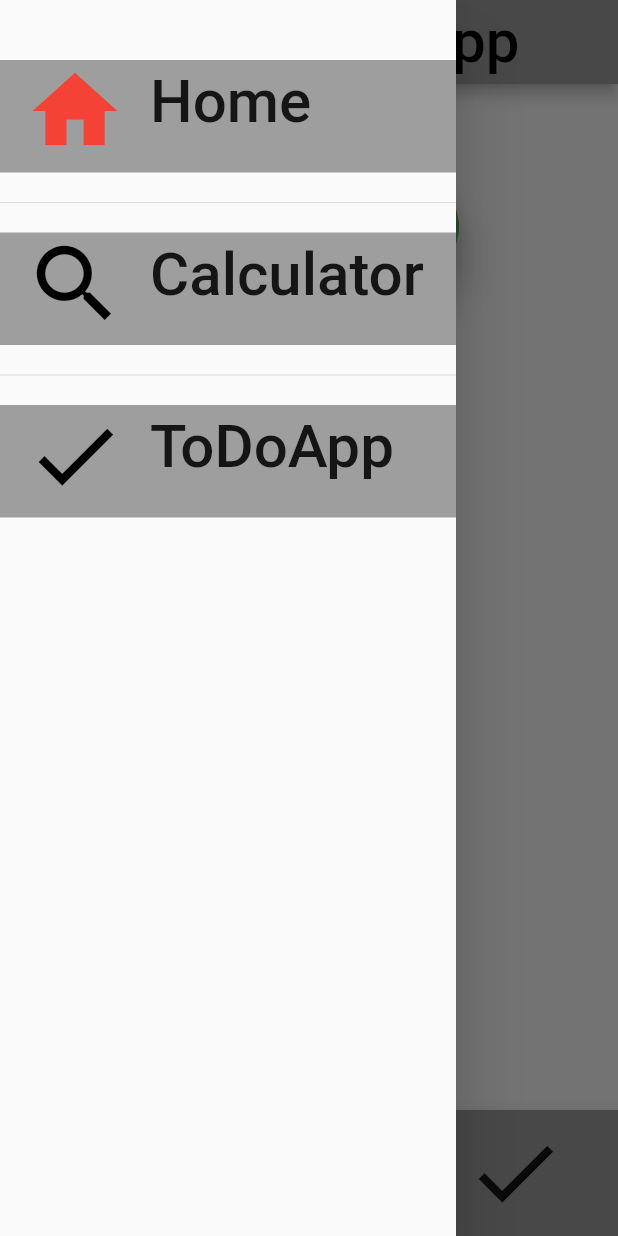
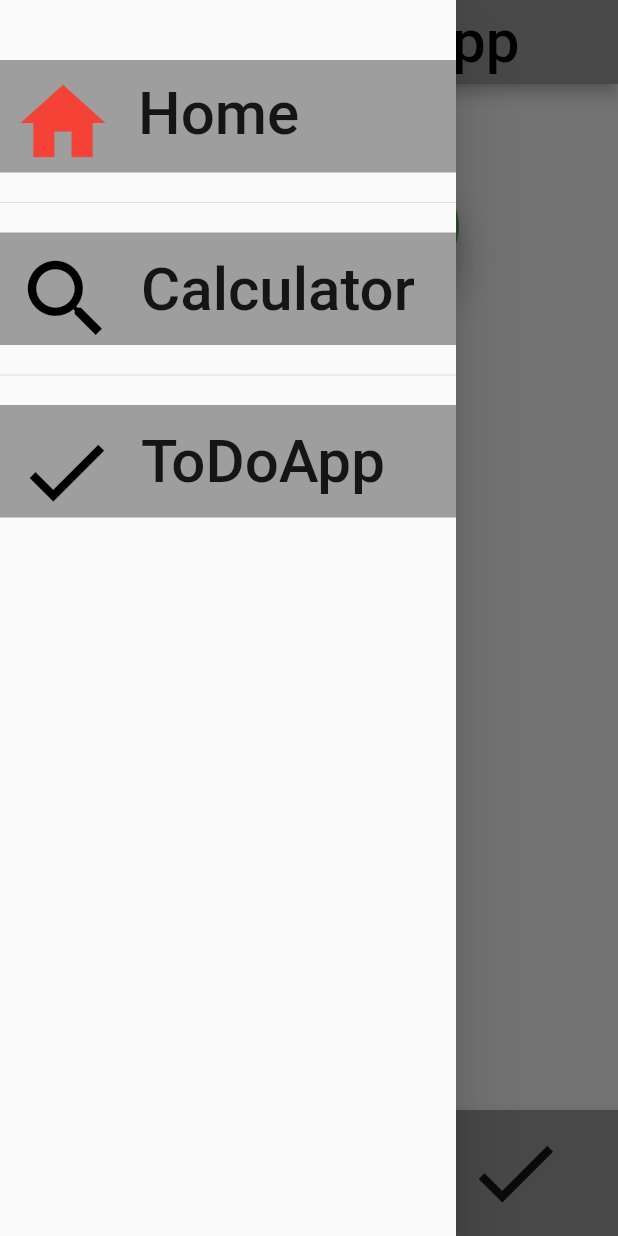
Before and after one commit to katskoru/first_project_from_figma, a Flutter app: the screen it shows after launch, with the side drawer open, on a phone screen of 412 x 824 dp. Run offline on Flutter 3.47's test engine with Material 2 defaults, Android fonts, the light colour scheme and no system bars; our stand-ins replace flutter_tabler_icons, math_expressions.

Commit message:
tiles_padding

```diff
--- a/lib/screens/home.dart
+++ b/lib/screens/home.dart
@@ -1,4 +1,6 @@
 import 'package:flutter/material.dart';
+import 'package:flutter/painting.dart';
+import 'package:flutter/widgets.dart';
 import 'package:project_from_figma/screens/AnimatedContainer.dart';
 import 'package:project_from_figma/screens/ToDoApp.dart';
 import 'package:project_from_figma/screens/calculator.dart';
@@ -30,6 +32,7 @@ class _MyHomePageState extends State<MyHomePage> {
             SizedBox(
               height: 75.0,
               child: ListTile(
+                contentPadding: EdgeInsets.all(8.0),
                 tileColor: Colors.grey,
                 leading: const Icon(
                   Icons.home,
@@ -52,6 +55,7 @@ class _MyHomePageState extends State<MyHomePage> {
             SizedBox(
               height: 75.0,
               child: ListTile(
+                contentPadding: EdgeInsets.all(10.0),
                 tileColor: Colors.grey,
                 leading: const Icon(
                   Icons.search,
@@ -74,6 +78,7 @@ class _MyHomePageState extends State<MyHomePage> {
             SizedBox(
               height: 75.0,
               child: ListTile(
+                contentPadding: EdgeInsets.all(10.0),
                 tileColor: Colors.grey,
                 leading: const Icon(
                   Icons.check,
```
